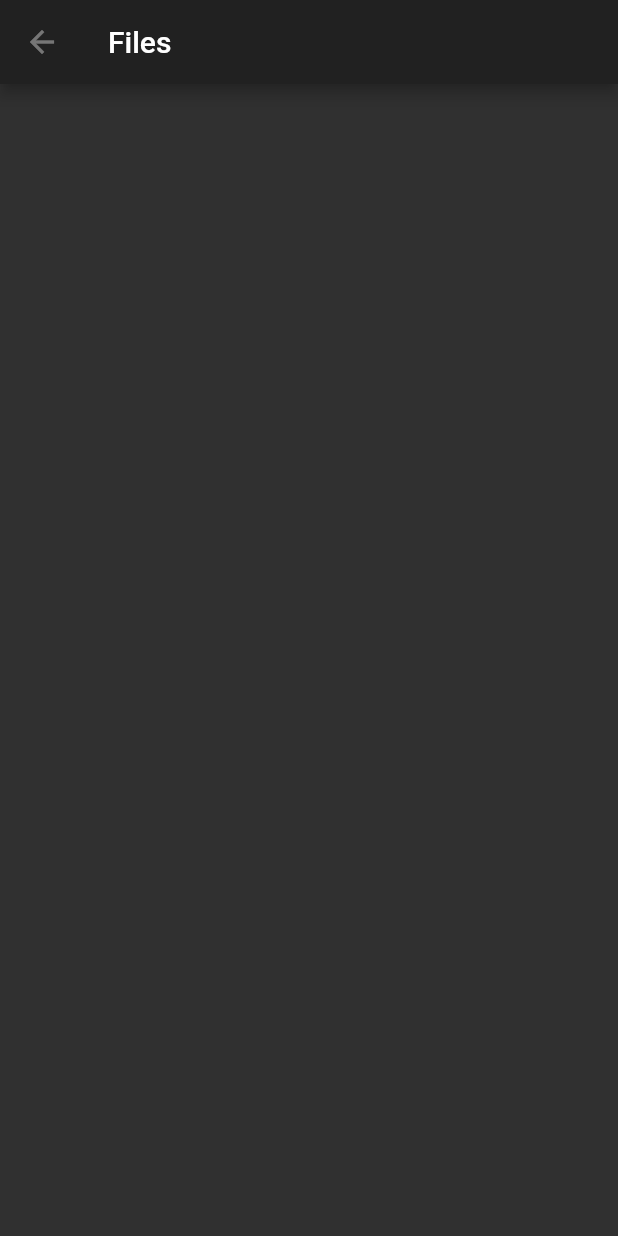
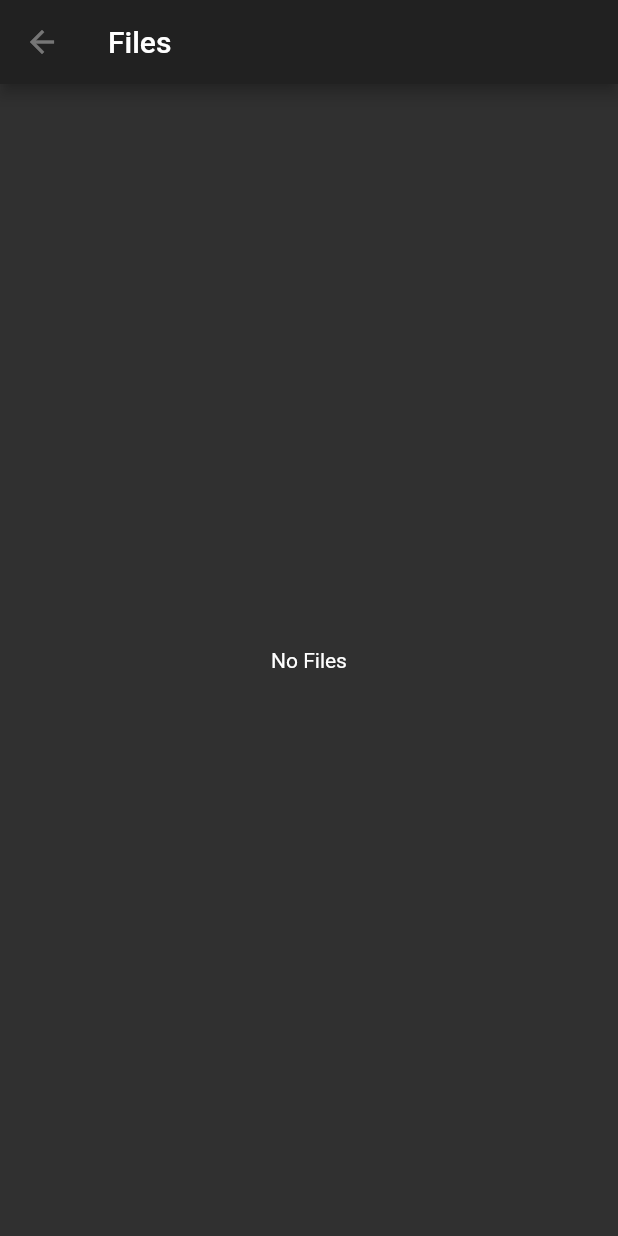
Before and after one commit to LeonPuchinger/jackie_notes, a Flutter app: the screen it shows after launch, on a phone screen of 412 x 824 dp. Run offline on Flutter 3.47's test engine with Material 2 defaults, Android fonts, the phone set to English and light mode, and no system bars; our stand-ins replace rxdart, string_scanner; missing offline and left inert: combinator.

Commit message:
only show jvg files

```diff
--- a/lib/data/services/filesystem.dart
+++ b/lib/data/services/filesystem.dart
@@ -16,7 +16,10 @@ Future<List<NoteEntity>> listDirectory(io.Directory dir) async {
   for (final e in dir.listSync(recursive: false, followLinks: false)) {
     final type = e.toString().split(":")[0];
     if (type == "File") {
-      entities.add(Note(e.path.split("/").last, e.path));
+      final name = e.path.split("/").last.split(".");
+      if (name.length == 2 && name.last == "jvg") {
+        entities.add(Note(name.first, e.path));
+      }
     }
     if (type == "Directory") {
       entities.add(Directory(e.path.split("/").last, e.path));
--- a/lib/widgets/notelist.dart
+++ b/lib/widgets/notelist.dart
@@ -43,6 +43,9 @@ class _NoteListState extends State<NoteList> {
             stream: bloc.entities,
             initialData: [],
             builder: (_, snapshot) {
+              if (snapshot.data.isEmpty) {
+                return Center(child: Text("No Files"));
+              }
               return ListView.builder(
                 itemCount: snapshot.data.length,
                 itemBuilder: (_, index) {
```
